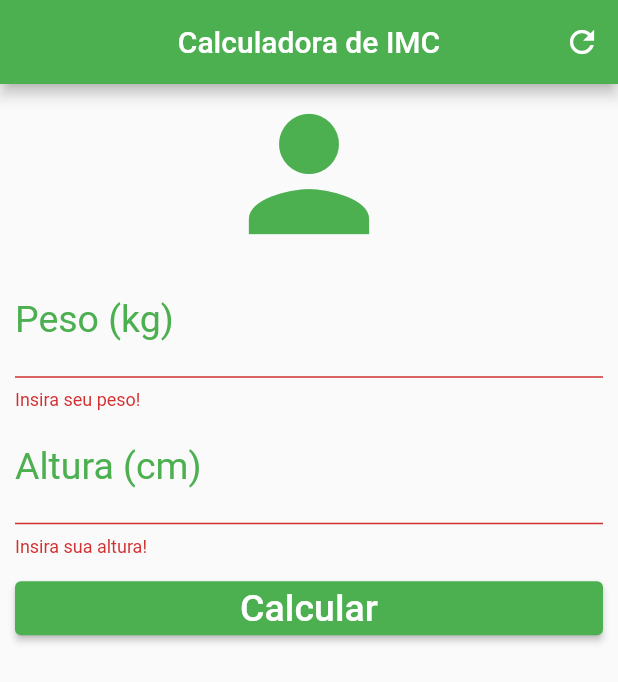
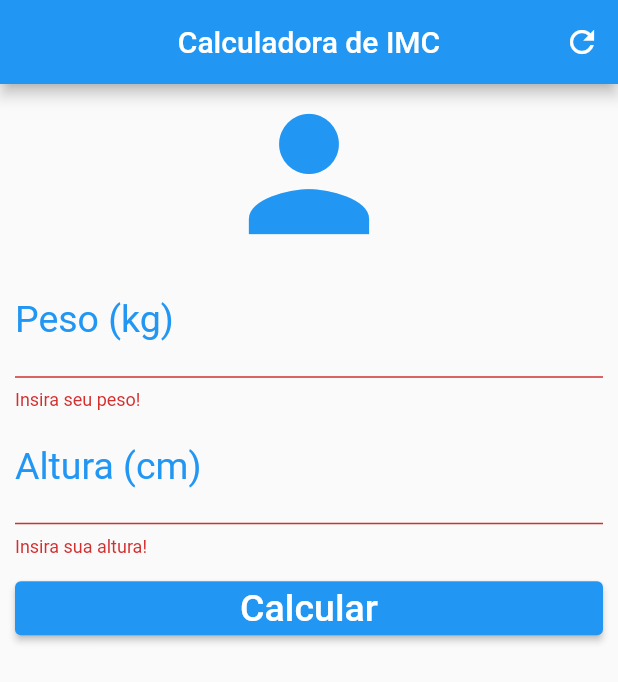
Before and after one commit to Kathamala/Calculadora-IMC-Multiscreen, a Flutter app: the screen it shows after launch, after a tap on "Calcular", on a phone screen of 412 x 824 dp. Shown: the top 682 px of the screen. Run offline on Flutter 3.47's test engine with Material 2 defaults, Android fonts, the light colour scheme and no system bars.

Commit message:
Creates app

```diff
--- a/lib/main.dart
+++ b/lib/main.dart
@@ -1,139 +1,10 @@
+import 'package:calculadora_imc/ui/home.dart';
 import 'package:flutter/material.dart';
 
 void main() {
   runApp(MaterialApp(
     title: "Calculadora IMC",
-    theme: ThemeData(primarySwatch: Colors.green),
+    theme: ThemeData(primarySwatch: Colors.blue),
     home: const Home(),
   ));
 }
-
-class Home extends StatefulWidget {
-  const Home({super.key});
-
-  @override
-  State<Home> createState() => _HomeState();
-}
-
-class _HomeState extends State<Home> {
-  TextEditingController pesoController = TextEditingController();
-  TextEditingController alturaController = TextEditingController();
-  final GlobalKey<FormState> _formKey = GlobalKey<FormState>();
-  String _textInfo = "";
-
-  void _resetCampos() {
-    _formKey.currentState?.reset();
-    pesoController.clear();
-    alturaController.clear();
-    setState(() {
-      _textInfo = "";
-    });
-  }
-
-  void _calcular() {
-    double peso = double.parse(pesoController.text);
-    double altura = double.parse(alturaController.text) / 100;
-    double imc = peso / (altura * altura);
-
-    String text = "";
-    if (imc < 18.6) {
-      text = "Abaixo do peso (${imc.toStringAsPrecision(4)})";
-    } else if (imc >= 18.6 && imc < 24.9) {
-      text = "Peso ideal (${imc.toStringAsPrecision(4)})";
-    } else if (imc >= 24.9 && imc < 29.9) {
-      text = "Levemente acima do peso (${imc.toStringAsPrecision(4)})";
-    } else if (imc >= 29.9 && imc < 34.9) {
-      text = "Obesidade Grau I (${imc.toStringAsPrecision(4)})";
-    } else if (imc >= 34.9 && imc < 39.9) {
-      text = "Obesidade Grau II (${imc.toStringAsPrecision(4)})";
-    } else {
-      text = "Obesidade Grau III (${imc.toStringAsPrecision(4)})";
-    }
-
-    setState(() {
-      _textInfo = text;
-    });
-  }
-
-  @override
-  Widget build(BuildContext context) {
-    return Scaffold(
-        appBar: AppBar(
-            title: const Text("Calculadora de IMC"),
-            centerTitle: true,
-            actions: <Widget>[
-              IconButton(
-                  onPressed: _resetCampos, icon: const Icon(Icons.refresh))
-            ]),
-        body: SingleChildScrollView(
-          padding: const EdgeInsets.fromLTRB(10, 0, 10, 0),
-          child: Form(
-              key: _formKey,
-              child: Column(
-                crossAxisAlignment: CrossAxisAlignment.stretch,
-                children: <Widget>[
-                  const Icon(
-                    Icons.person,
-                    size: 120,
-                    color: Colors.green,
-                  ),
-                  TextFormField(
-                    keyboardType: TextInputType.number,
-                    decoration: const InputDecoration(
-                      labelText: "Peso (kg)",
-                      labelStyle: TextStyle(color: Colors.green, fontSize: 25),
-                    ),
-                    textAlign: TextAlign.center,
-                    style: const TextStyle(color: Colors.green, fontSize: 25),
-                    controller: pesoController,
-                    validator: (value) {
-                      if (value!.isEmpty) {
-                        return "Insira seu peso!";
-                      } else {
-                        return null;
-                      }
-                    },
-                  ),
-                  TextFormField(
-                    keyboardType: TextInputType.number,
-                    decoration: const InputDecoration(
-                      labelText: "Altura (cm)",
-                      labelStyle: TextStyle(color: Colors.green, fontSize: 25),
-                    ),
-                    textAlign: TextAlign.center,
-                    style: const TextStyle(color: Colors.green, fontSize: 25),
-                    controller: alturaController,
-                    validator: (value) {
-                      if (value!.isEmpty) {
-                        return "Insira sua altura!";
-                      } else {
-                        return null;
-                      }
-                    },
-                  ),
-                  Padding(
-                      padding: const EdgeInsets.only(top: 10, bottom: 10),
-                      child: ButtonTheme(
-                          height: 50,
-                          highlightColor: Colors.green,
-                          child: ElevatedButton(
-                              onPressed: () {
-                                if (_formKey.currentState!.validate()) {
-                                  _calcular();
-                                }
-                              },
-                              child: const Text(
-                                "Calcular",
-                                style: TextStyle(
-                                    color: Colors.white, fontSize: 25),
-                              )))),
-                  Text(
-                    _textInfo,
-                    textAlign: TextAlign.center,
-                    style: const TextStyle(color: Colors.green, fontSize: 25),
-                  )
-                ],
-              )),
-        ));
-  }
-}
--- /dev/null
+++ b/lib/ui/home.dart
@@ -0,0 +1,132 @@
+import 'package:calculadora_imc/ui/result.dart';
+import 'package:flutter/material.dart';
+
+class Home extends StatefulWidget {
+  const Home({super.key});
+
+  @override
+  State<Home> createState() => _HomeState();
+}
+
+class _HomeState extends State<Home> {
+  TextEditingController pesoController = TextEditingController();
+  TextEditingController alturaController = TextEditingController();
+
+  final GlobalKey<FormState> _formKey = GlobalKey<FormState>();
+
+  void _resetCampos() {
+    _formKey.currentState?.reset();
+    pesoController.clear();
+    alturaController.clear();
+  }
+
+  void _calcular() {
+    String texto = "";
+    String imagem = "";
+
+    double peso = double.parse(pesoController.text);
+    double altura = double.parse(alturaController.text) / 100;
+
+    double imc = peso / (altura * altura);
+
+    if (imc < 18.6) {
+      texto = "Abaixo do peso (${imc.toStringAsPrecision(4)})";
+      imagem = "images/thin.png";
+    } else if (imc >= 18.6 && imc < 24.9) {
+      texto = "Peso ideal (${imc.toStringAsPrecision(4)})";
+      imagem = "images/shape.png";
+    } else if (imc >= 24.9 && imc < 29.9) {
+      texto = "Levemente acima do peso (${imc.toStringAsPrecision(4)})";
+      imagem = "images/fat.png";
+    } else if (imc >= 29.9 && imc < 34.9) {
+      texto = "Obesidade Grau I (${imc.toStringAsPrecision(4)})";
+      imagem = "images/fat.png";
+    } else if (imc >= 34.9 && imc < 39.9) {
+      texto = "Obesidade Grau II (${imc.toStringAsPrecision(4)})";
+      imagem = "images/fat.png";
+    } else {
+      texto = "Obesidade Grau III (${imc.toStringAsPrecision(4)})";
+      imagem = "images/fat.png";
+    }
+
+    Navigator.push(context,
+        MaterialPageRoute(builder: (context) => Result(imagem, texto)));
+  }
+
+  @override
+  Widget build(BuildContext context) {
+    return Scaffold(
+        appBar: AppBar(
+            title: const Text("Calculadora de IMC"),
+            centerTitle: true,
+            actions: <Widget>[
+              IconButton(
+                  onPressed: _resetCampos, icon: const Icon(Icons.refresh))
+            ]),
+        body: SingleChildScrollView(
+          padding: const EdgeInsets.fromLTRB(10, 0, 10, 0),
+          child: Form(
+              key: _formKey,
+              child: Column(
+                crossAxisAlignment: CrossAxisAlignment.stretch,
+                children: <Widget>[
+                  const Icon(
+                    Icons.person,
+                    size: 120,
+                    color: Colors.blue,
+                  ),
+                  TextFormField(
+                    keyboardType: TextInputType.number,
+                    decoration: const InputDecoration(
+                      labelText: "Peso (kg)",
+                      labelStyle: TextStyle(color: Colors.blue, fontSize: 25),
+                    ),
+                    textAlign: TextAlign.center,
+                    style: const TextStyle(color: Colors.blue, fontSize: 25),
+                    controller: pesoController,
+                    validator: (value) {
+                      if (value!.isEmpty) {
+                        return "Insira seu peso!";
+                      } else {
+                        return null;
+                      }
+                    },
+                  ),
+                  TextFormField(
+                    keyboardType: TextInputType.number,
+                    decoration: const InputDecoration(
+                      labelText: "Altura (cm)",
+                      labelStyle: TextStyle(color: Colors.blue, fontSize: 25),
+                    ),
+                    textAlign: TextAlign.center,
+                    style: const TextStyle(color: Colors.blue, fontSize: 25),
+                    controller: alturaController,
+                    validator: (value) {
+                      if (value!.isEmpty) {
+                        return "Insira sua altura!";
+                      } else {
+                        return null;
+                      }
+                    },
+                  ),
+                  Padding(
+                      padding: const EdgeInsets.only(top: 10, bottom: 10),
+                      child: ButtonTheme(
+                          height: 50,
+                          highlightColor: Colors.blue,
+                          child: ElevatedButton(
+                              onPressed: () {
+                                if (_formKey.currentState!.validate()) {
+                                  _calcular();
+                                }
+                              },
+                              child: const Text(
+                                "Calcular",
+                                style: TextStyle(
+                                    color: Colors.white, fontSize: 25),
+                              )))),
+                ],
+              )),
+        ));
+  }
+}
```
Also changed, not shown: lib/ui/result.dart (added, +33 -0 lines), pubspec.yaml (+4 -3 lines), images/fat.png (added), images/shape.png (added), images/thin.png (added).
